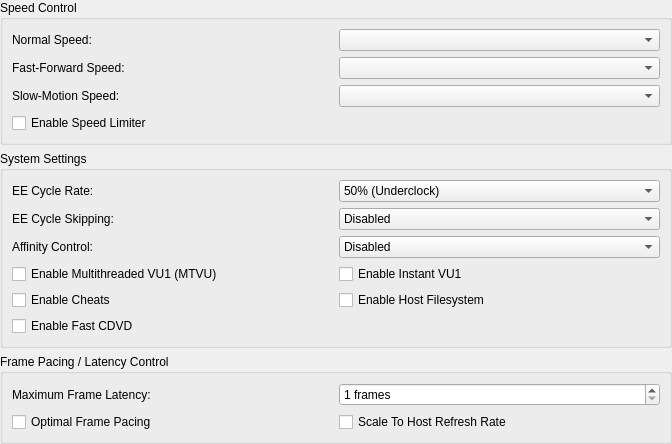
This is pcsx2-qt/Settings/EmulationSettingsWidget.ui in LuminarLight/pcsx2-sanity as Qt 5 draws it before an edit. The edited form follows.
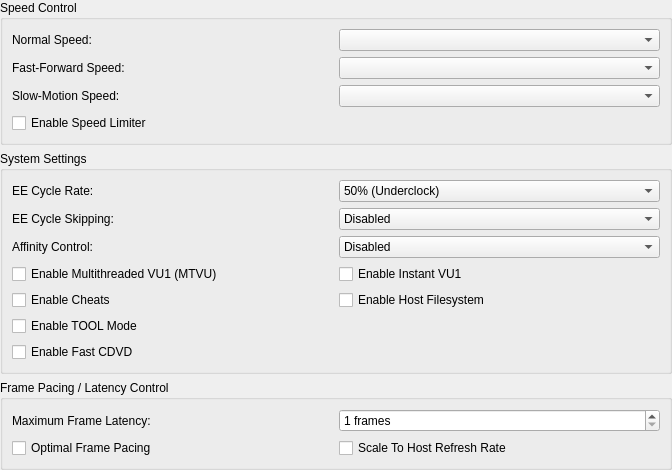
This is the edited form.

Commit message: TOOL mode part 1

Diff of the .ui file:
```diff
--- a/pcsx2-qt/Settings/EmulationSettingsWidget.ui
+++ b/pcsx2-qt/Settings/EmulationSettingsWidget.ui
@@ -91,6 +91,13 @@
           </property>
          </widget>
         </item>
+        <item row="2" column="0">
+          <widget class="QCheckBox" name="toolMode">
+            <property name="text">
+              <string>Enable TOOL Mode</string>
+            </property>
+          </widget>
+        </item>
         <item row="0" column="0">
          <widget class="QCheckBox" name="MTVU">
           <property name="text">
```
The commit also changes 6 other files.
